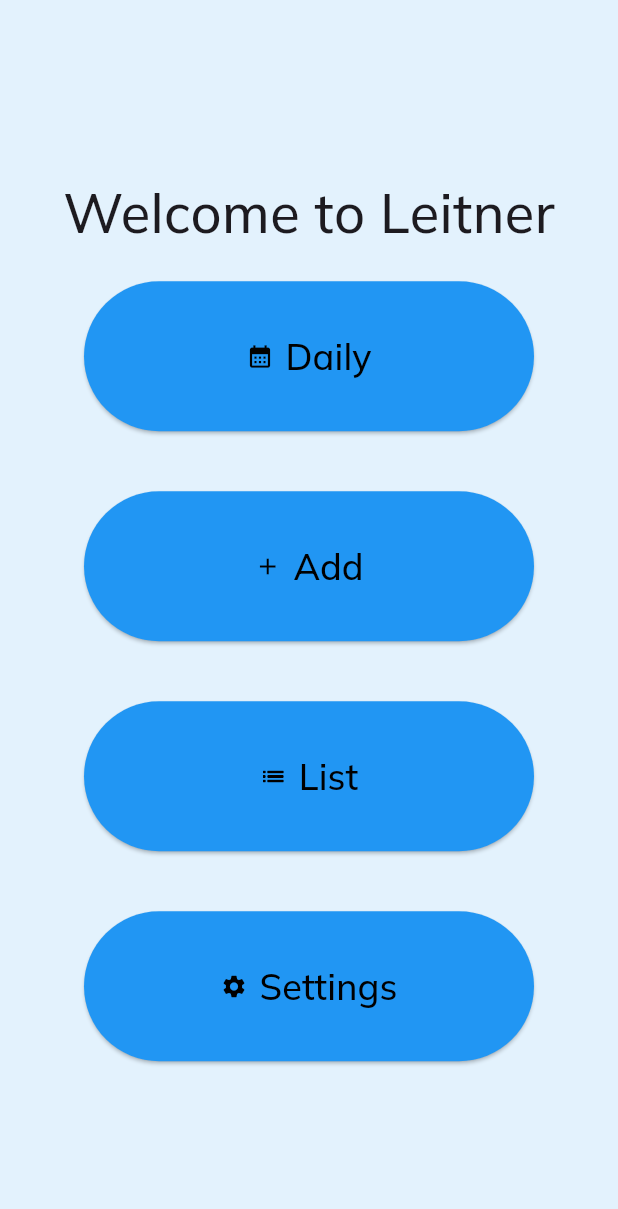
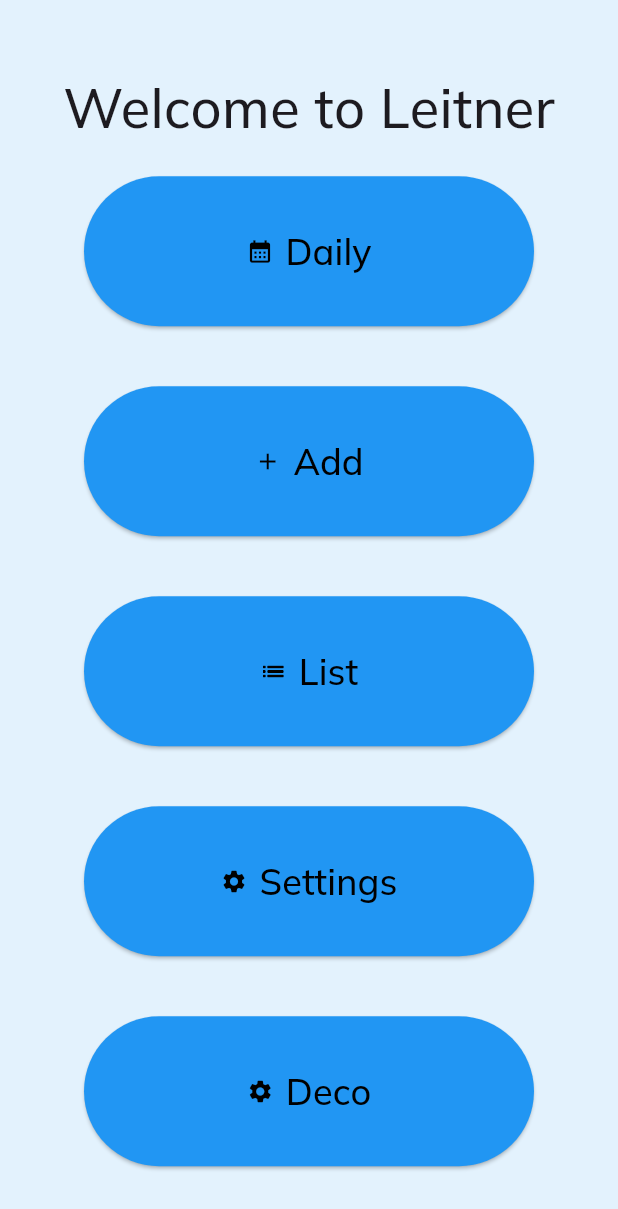
Before and after one commit to Doktity/leitner, a Flutter app: the HomePage screen opened directly, on a phone screen of 412 x 824 dp. Shown: the top 1209 px of the screen. Run offline on Flutter 3.47's test engine with Material 3 defaults, Android fonts, the phone set to English and light mode, and no system bars; our stand-ins replace cloud_firestore, firebase_auth, firebase_core, google_sign_in, shared_preferences; missing offline and left inert: dart:html, dart:js; accounts and stored records are empty; generated files the repository leaves out were written again; network calls fail.

Commit message:
login et logout google

```diff
--- a/lib/main.dart
+++ b/lib/main.dart
@@ -103,13 +103,13 @@ class _MyAppState extends State<MyApp> {
           if(snapshot.connectionState == ConnectionState.waiting) {
             return CircularProgressIndicator(); //Or a loading screen
           } else {
-            /*if(snapshot.hasData) {*/
+            if(snapshot.hasData) {
               print('User is signed in!');
               return HomePage(); // User is signed in!
-            /*} else {
+            } else {
               print('User is currently signed out!');
               return LoginPage(); // User is currently signed out!
-            }*/
+            }
           }
         },
       ),
--- a/lib/pages/AddPage.dart
+++ b/lib/pages/AddPage.dart
@@ -177,6 +177,7 @@ class _AddPageState extends State<AddPage> {
                         if (!categories.contains(selection)) {
                           categories.add(selection);
                         }
+                        categorieController.text = selection;
                         categorieController.clear();
                       });
                     },
--- a/lib/pages/HomePage.dart
+++ b/lib/pages/HomePage.dart
@@ -3,13 +3,17 @@ import 'package:leitner/pages/ListPage.dart';
 import 'package:flutter_gen/gen_l10n/app_localizations.dart';
 import 'package:leitner/pages/SettingsPage.dart';
 
+import '../business/LoginRepository.dart';
 import 'AddPage.dart';
 import 'DailyPage.dart';
+import 'LoginPage.dart';
 
 class HomePage extends StatelessWidget {
-  const HomePage({
+  HomePage({
     super.key,
   });
+
+  final LoginRepository _loginRepository = LoginRepository();
 
   @override
   Widget build(BuildContext context) {
@@ -120,6 +124,32 @@ class HomePage extends StatelessWidget {
                     ),
                   ),
                   icon: const Icon(Icons.settings)
+              ),
+              const Padding(padding: EdgeInsets.all(20)),
+              ElevatedButton.icon(
+                  style: const ButtonStyle(
+                      padding: MaterialStatePropertyAll(EdgeInsets.all(20)),
+                      backgroundColor: MaterialStatePropertyAll(Colors.blue),
+                      fixedSize: MaterialStatePropertyAll(Size(300, 100)),
+                      foregroundColor: MaterialStatePropertyAll(Colors.black)
+                  ),
+                  onPressed: () async {
+                    String deco = await _loginRepository.signOutGoogle();
+                    print(deco);
+                    Navigator.push(
+                        context,
+                        MaterialPageRoute(
+                            builder: (_) => LoginPage()
+                        )
+                    );
+                  },
+                  label: Text("Deco",
+                    style: TextStyle(
+                        fontFamily: "Mulish",
+                        fontSize: 24
+                    ),
+                  ),
+                  icon: const Icon(Icons.settings)
               )
             ],
           )
--- a/lib/pages/ListPage.dart
+++ b/lib/pages/ListPage.dart
@@ -57,7 +57,7 @@ class _ListPageState extends State<ListPage> {
           onPressed: () {
             // Navigate to HomePage
             Navigator.of(context).pushAndRemoveUntil(
-              MaterialPageRoute(builder: (context) => const HomePage()),
+              MaterialPageRoute(builder: (context) => HomePage()),
                   (Route<dynamic> route) => false,
             );
           },
--- a/pubspec.yaml
+++ b/pubspec.yaml
@@ -33,7 +33,7 @@ dependencies:
   flutter_localizations:
     sdk: flutter
   intl: any
-  date_field: ^3.0.5
+  date_field: ^4.0.0
   google_sign_in: ^6.1.5
 
 
@@ -54,7 +54,7 @@ dev_dependencies:
   # activated in the `analysis_options.yaml` file located at the root of your
   # package. See that file for information about deactivating specific lint
   # rules and activating additional ones.
-  flutter_lints: ^2.0.0
+  flutter_lints: ^3.0.1
 
 # For information on the generic Dart part of this file, see the
 # following page: https://dart.dev/tools/pub/pubspec
```
Also changed, not shown: lib/business/LoginRepository.dart (added, +36 -0 lines), lib/pages/LoginPage.dart (+18 -22 lines), pubspec.lock, 2 other files.
